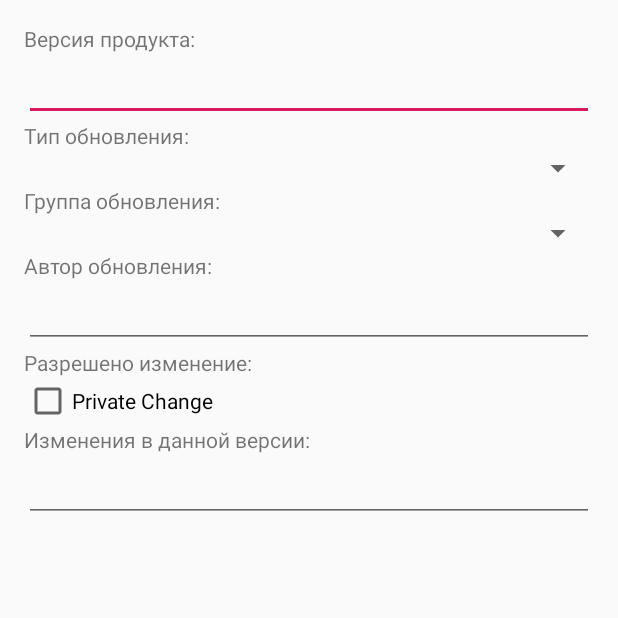
After one commit to DenisBarbar/ChangeLoggerGIT, an Android app: the SingleChangeActivity screen opened directly, with no data from a screen before it, on a phone screen of 412 x 824 dp, the top half of it. The commit adds this screen. Run offline under Robolectric (Android 15) with nearby library versions, the phone set to English and light mode, and no system bars.

Commit message:
SingleChangeActivity added

```diff
--- a/ChangeLogger/app/src/main/AndroidManifest.xml
+++ b/ChangeLogger/app/src/main/AndroidManifest.xml
@@ -19,6 +19,8 @@
                 <category android:name="android.intent.category.LAUNCHER" />
             </intent-filter>
         </activity>
+    <activity android:name=".SingleChangeActivity">
+    </activity>
     </application>
 
 </manifest>
--- a/ChangeLogger/app/src/main/java/com/fast_report/changelogger/Change.java
+++ b/ChangeLogger/app/src/main/java/com/fast_report/changelogger/Change.java
@@ -11,7 +11,6 @@ public class Change {
     private String mChangedText;
 
     public Change() {
-        //Генерирование уникального идентификатора
         mId = UUID.randomUUID();
     }
 
--- /dev/null
+++ b/ChangeLogger/app/src/main/java/com/fast_report/changelogger/SingleChangeActivity.java
@@ -0,0 +1,24 @@
+package com.fast_report.changelogger;
+
+import android.content.Context;
+import android.content.Intent;
+import android.support.v4.app.Fragment;
+
+import java.util.UUID;
+
+public class SingleChangeActivity extends SingleFragmentActivity {
+
+    private static final String EXTRA_CHANGE_ID = "com.fast_report.changelogger.change_id";
+
+    public static Intent newIntent(Context packageContext, UUID changeId){
+        Intent intent = new Intent(packageContext, SingleChangeActivity.class);
+        intent.putExtra(EXTRA_CHANGE_ID, changeId);
+        return intent;
+    }
+
+    @Override
+    protected Fragment createFragment(){
+        UUID changeId = (UUID) getIntent().getSerializableExtra(EXTRA_CHANGE_ID);
+        return SingleChangeFragment.newInstance(changeId);
+    }
+}
--- /dev/null
+++ b/ChangeLogger/app/src/main/java/com/fast_report/changelogger/SingleChangeFragment.java
@@ -0,0 +1,45 @@
+package com.fast_report.changelogger;
+
+import android.os.Bundle;
+import android.support.v4.app.Fragment;
+import android.text.Editable;
+import android.text.TextWatcher;
+import android.view.LayoutInflater;
+import android.view.View;
+import android.view.ViewGroup;
+import android.widget.Button;
+import android.widget.CheckBox;
+import android.widget.CompoundButton;
+import android.widget.EditText;
+
+import java.util.UUID;
+
+public class SingleChangeFragment extends Fragment {
+
+    private static final String ARG_CHANGE_ID = "change_id";
+
+    private Change mChange;
+
+    public static SingleChangeFragment newInstance(UUID changeId){
+        Bundle args = new Bundle();
+        args.putSerializable(ARG_CHANGE_ID, changeId);
+
+        SingleChangeFragment fragment = new SingleChangeFragment();
+        fragment.setArguments(args);
+        return fragment;
+    }
+
+    @Override
+    public void onCreate(Bundle savedInstanceState){
+        super.onCreate(savedInstanceState);
+        UUID crimeId = (UUID) getArguments().getSerializable(ARG_CHANGE_ID);
+        mChange = ChangeLab.get(getActivity()).getChange(crimeId);
+    }
+    @Override
+    public View onCreateView (LayoutInflater inflater, final ViewGroup container,
+                              Bundle savedInstanceState){
+        View v = inflater.inflate(R.layout.fragment_single_change, container, false);
+
+        return v;
+    }
+}
--- /dev/null
+++ b/ChangeLogger/app/src/main/java/com/fast_report/changelogger/SingleFragmentActivity.java
@@ -0,0 +1,27 @@
+package com.fast_report.changelogger;
+
+import android.os.Bundle;
+import android.support.v4.app.Fragment;
+import android.support.v4.app.FragmentActivity;
+import android.support.v4.app.FragmentManager;
+
+public abstract class SingleFragmentActivity extends FragmentActivity {
+
+    protected abstract Fragment createFragment();
+
+    @Override
+    protected void onCreate(Bundle savedInstanceState) {
+        super.onCreate(savedInstanceState);
+        setContentView(R.layout.content_main);
+
+        FragmentManager fm = getSupportFragmentManager();
+        Fragment fragment = fm.findFragmentById(R.id.fragment_container);
+
+        if (fragment == null){
+            fragment = createFragment();
+            fm.beginTransaction()
+                    .add(R.id.fragment_container, fragment)
+                    .commit();
+        }
+    }
+}
--- a/ChangeLogger/app/src/main/res/layout/fragment_changes_header.xml
+++ b/ChangeLogger/app/src/main/res/layout/fragment_changes_header.xml
@@ -5,7 +5,7 @@
     android:layout_height="wrap_content"
     android:orientation="vertical"
     android:padding="16dp"
-    tools:context=".ChangesFragment">
+    tools:context=".ChangesListFragment">
 
     <LinearLayout
         android:layout_width="match_parent"
--- /dev/null
+++ b/ChangeLogger/app/src/main/res/layout/fragment_single_change.xml
@@ -0,0 +1,81 @@
+<?xml version="1.0" encoding="utf-8"?>
+<LinearLayout
+    xmlns:android="http://schemas.android.com/apk/res/android"
+    android:layout_width="match_parent"
+    android:layout_height="match_parent"
+    android:layout_margin="16dp"
+    android:orientation="vertical">
+
+    <TextView
+        android:id="@+id/version_label"
+        android:layout_width="match_parent"
+        android:layout_height="wrap_content"
+        android:text="@string/version_label" />
+
+    <EditText
+        android:id="@+id/version_field"
+        android:layout_width="match_parent"
+        android:layout_height="wrap_content"
+        android:ems="10"
+        android:inputType="textPersonName" />
+
+    <TextView
+        android:id="@+id/type_label"
+        android:layout_width="match_parent"
+        android:layout_height="wrap_content"
+        android:text="@string/type_label" />
+
+    <Spinner
+        android:id="@+id/type_field"
+        android:layout_width="match_parent"
+        android:layout_height="wrap_content" />
+
+    <TextView
+        android:id="@+id/group_label"
+        android:layout_width="match_parent"
+        android:layout_height="wrap_content"
+        android:text="@string/group_label" />
+
+    <Spinner
+        android:id="@+id/group_field"
+        android:layout_width="match_parent"
+        android:layout_height="wrap_content" />
+
+    <TextView
+        android:id="@+id/author_label"
+        android:layout_width="match_parent"
+        android:layout_height="wrap_content"
+        android:text="@string/author_label" />
+
+    <EditText
+        android:id="@+id/author_field"
+        android:layout_width="match_parent"
+        android:layout_height="wrap_content"
+        android:ems="10"
+        android:inputType="textPersonName" />
+
+    <TextView
+        android:id="@+id/private_change_label"
+        android:layout_width="match_parent"
+        android:layout_height="wrap_content"
+        android:text="@string/private_change_label" />
+
+    <CheckBox
+        android:id="@+id/private_change"
+        android:layout_width="match_parent"
+        android:layout_height="wrap_content"
+        android:text="@string/private_change" />
+
+    <TextView
+        android:id="@+id/text_label"
+        android:layout_width="match_parent"
+        android:layout_height="wrap_content"
+        android:text="@string/text_label" />
+
+    <EditText
+        android:id="@+id/text_field"
+        android:layout_width="match_parent"
+        android:layout_height="wrap_content"
+        android:ems="10"
+        android:inputType="textMultiLine" />
+</LinearLayout>
--- a/ChangeLogger/app/src/main/res/layout/list_item_change.xml
+++ b/ChangeLogger/app/src/main/res/layout/list_item_change.xml
@@ -1,6 +1,5 @@
 <?xml version="1.0" encoding="utf-8"?>
 <LinearLayout xmlns:android="http://schemas.android.com/apk/res/android"
-    xmlns:app="http://schemas.android.com/apk/res-auto"
     xmlns:tools="http://schemas.android.com/tools"
     android:layout_width="match_parent"
     android:layout_height="wrap_content"
--- a/ChangeLogger/app/src/main/res/values/strings.xml
+++ b/ChangeLogger/app/src/main/res/values/strings.xml
@@ -31,6 +31,13 @@
     <string name="merge_request_link_text">Merge Request Link</string>
     <string name="documentation_link_text">Documentation Link</string>
     <string name="private_change_text">Private Change</string>
+    <string name="version_label">Версия продукта:</string>
+    <string name="type_label">Тип обновления:</string>
+    <string name="group_label">Группа обновления:</string>
+    <string name="author_label">Автор обновления:</string>
+    <string name="private_change_label">Разрешено изменение:</string>
+    <string name="private_change">Private Change</string>
+    <string name="text_label">Изменения в данной версии:</string>
 
     <string-array name="products">
         <item>Product 1</item>
```
Also changed, not shown: ChangeLogger/app/src/main/java/com/fast_report/changelogger/ChangesListFragment.java (renamed from ChangeLogger/app/src/main/java/com/fast_report/changelogger/ChangesFragment.java, +25 -21 lines), ChangeLogger/app/src/main/java/com/fast_report/changelogger/MainActivity.java (+4 -5 lines).
